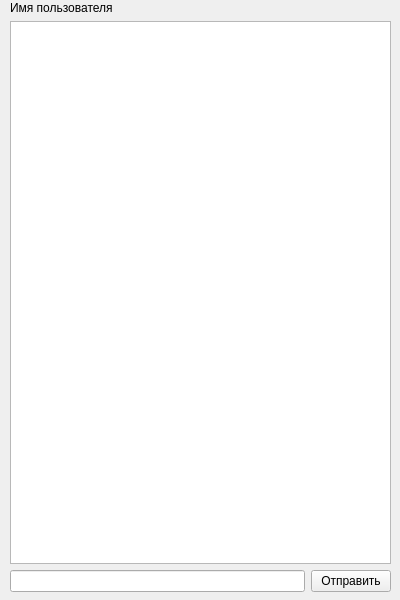
Qt form OverseasClient/client/chat.ui (mertismk/ChatWithForeigners) before a commit.
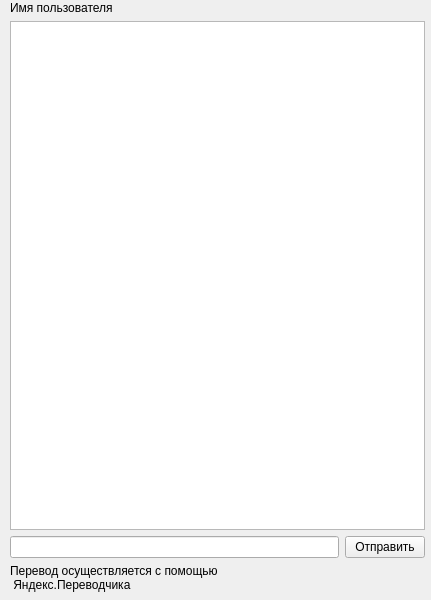
The same form after that commit.

Commit message: adding authorization and open chat window with chose user

Patch:
```diff
--- a/OverseasClient/client/chat.ui
+++ b/OverseasClient/client/chat.ui
@@ -6,7 +6,7 @@
    <rect>
     <x>0</x>
     <y>0</y>
-    <width>400</width>
+    <width>431</width>
     <height>600</height>
    </rect>
   </property>
@@ -18,7 +18,7 @@
     <rect>
      <x>10</x>
      <y>1</y>
-     <width>381</width>
+     <width>415</width>
      <height>591</height>
     </rect>
    </property>
@@ -47,6 +47,14 @@
       </item>
      </layout>
     </item>
+    <item>
+     <widget class="QLabel" name="label">
+      <property name="text">
+       <string>Перевод осуществляется с помощью 
+ Яндекс.Переводчика</string>
+      </property>
+     </widget>
+    </item>
    </layout>
   </widget>
  </widget>
```
The commit also changes 13 other files.
